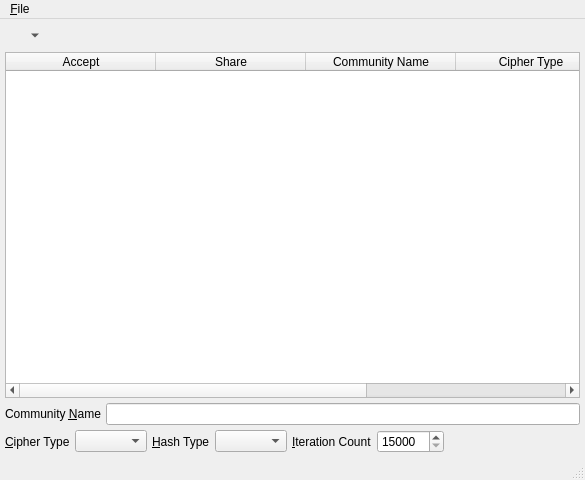
Old version of the form branches/trunk/UI/echo-key-share.ui in the repository textbrowser/spot-on.
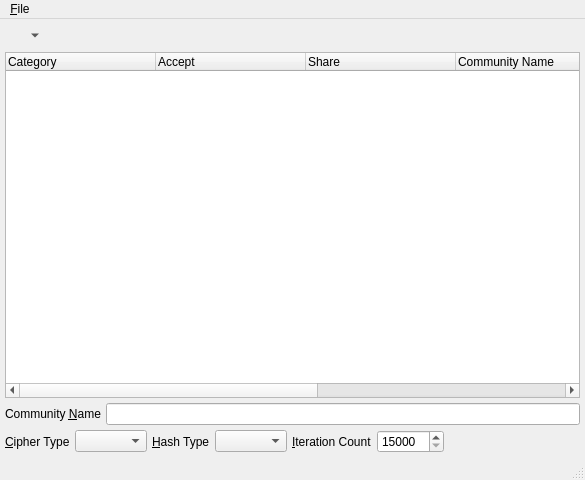
New version of the form. Icons and pictures are not drawn.

Commit message: Display trees and lots of them.

What changed in the file:
```diff
--- a/branches/trunk/UI/echo-key-share.ui
+++ b/branches/trunk/UI/echo-key-share.ui
@@ -60,19 +60,30 @@
      </layout>
     </item>
     <item>
-     <widget class="QTableWidget" name="table">
+     <widget class="QTreeWidget" name="tree">
+      <property name="tabKeyNavigation">
+       <bool>true</bool>
+      </property>
       <property name="selectionBehavior">
        <enum>QAbstractItemView::SelectRows</enum>
       </property>
       <property name="horizontalScrollMode">
        <enum>QAbstractItemView::ScrollPerPixel</enum>
       </property>
-      <attribute name="horizontalHeaderDefaultSectionSize">
+      <property name="uniformRowHeights">
+       <bool>true</bool>
+      </property>
+      <property name="animated">
+       <bool>true</bool>
+      </property>
+      <attribute name="headerDefaultSectionSize">
        <number>150</number>
       </attribute>
-      <attribute name="horizontalHeaderStretchLastSection">
-       <bool>true</bool>
-      </attribute>
+      <column>
+       <property name="text">
+        <string>Category</string>
+       </property>
+      </column>
       <column>
        <property name="text">
         <string>Accept</string>
```
Left out of the diff: 4 changed lines with no effect on the pictures. The commit also changes 5 other files.
